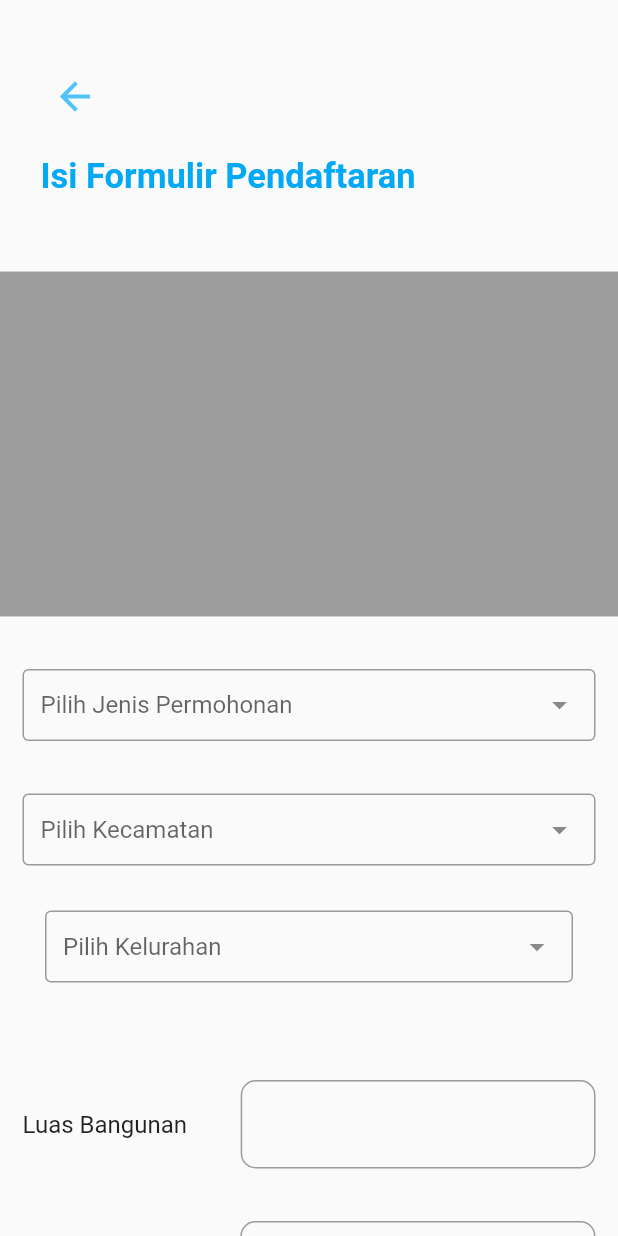
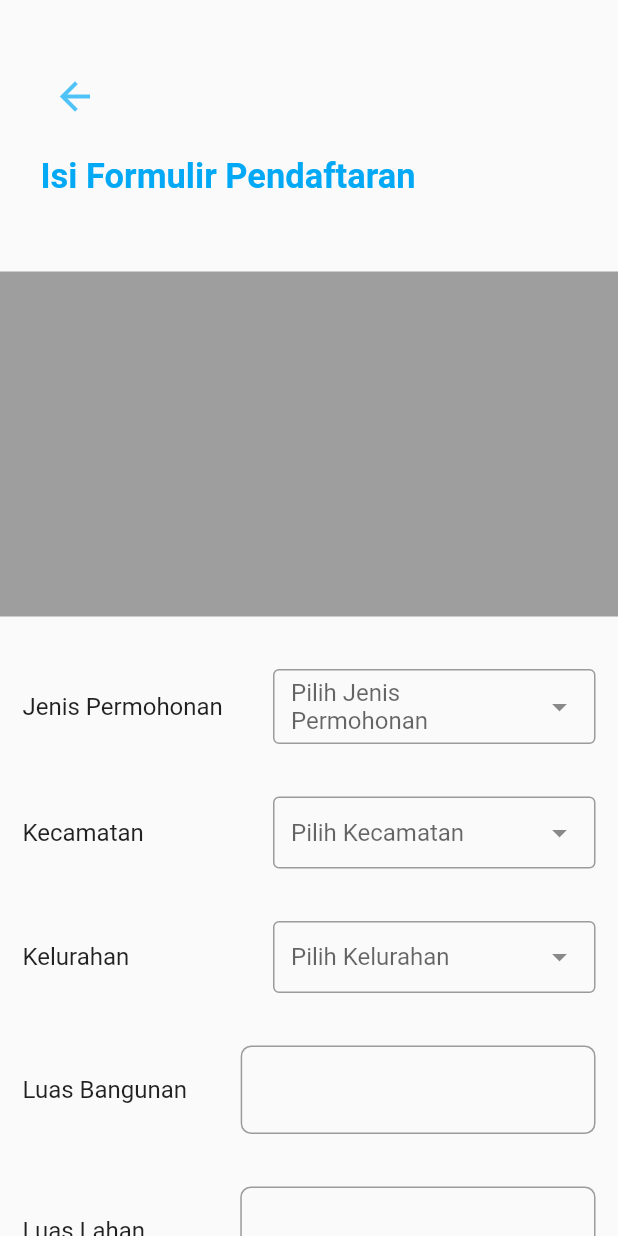
Before and after one commit to dalobarahama/alirandras, a Flutter app: the Form_pendaftaran screen opened directly, on a phone screen of 412 x 824 dp. Run offline on Flutter 3.47's test engine with Material 2 defaults, Android fonts, the phone set to English and light mode, and no system bars; drawn by our look-alikes of dropdown_search; our stand-ins replace google_fonts, persistent_bottom_nav_bar, shared_preferences; accounts and stored records are empty.

Commit message:
Colum and row form pendaftaran + Pop up

```diff
--- a/lib/main.dart
+++ b/lib/main.dart
@@ -3,6 +3,7 @@
 import 'package:flutter/material.dart';
 import 'package:flutter_application_3/screen/cek_status_pengajuan.dart';
 import 'package:flutter_application_3/screen/detail_card_statuspengajuan.dart';
+import 'package:flutter_application_3/screen/form_pendaftaran.dart';
 import 'package:shared_preferences/shared_preferences.dart';
 import 'package:flutter_application_3/screen/splash_screen.dart';
 
--- a/lib/screen/form_pendaftaran.dart
+++ b/lib/screen/form_pendaftaran.dart
@@ -23,12 +23,12 @@ class _Form_pendaftaranState extends State<Form_pendaftaran> {
   ];
   List<String> kelurahan = [
     'kel1',
-    'kel1',
-    'kel1',
-    'kel1',
-    'kel1',
-    'kel1',
-    'kel1',
+    'kel2',
+    'kel3',
+    'kel4',
+    'kel5',
+    'kel6',
+    'kel7',
   ];
   List<String> jenis_permohonan = [
     'Surat Informasi',
@@ -86,13 +86,21 @@ class _Form_pendaftaranState extends State<Form_pendaftaran> {
               ),
             ),
             Padding(
-              padding: const EdgeInsets.only(left: 15, right: 15, top: 35),
+              padding: const EdgeInsets.only(top: 35, left: 15, right: 15),
+              child: Row(
+                mainAxisAlignment: MainAxisAlignment.spaceBetween,
+                children: [
+                  Text("Jenis Permohonan",
+                      style: TextStyle(color: Colors.black87, fontSize: 16)),
+                  Container(
+                    width: 215,
                     child: DropdownSearch<String>(
                       mode: Mode.MENU,
                       showSelectedItems: true,
                       items: jenis_permohonan,
                       // label: "Pilih Jenis Permohonan",
                       hint: "Pilih Jenis Permohonan",
+
                       onChanged: (value) {
                         setState(() {
                           jenisPermohonan = value!;
@@ -100,8 +108,18 @@ class _Form_pendaftaranState extends State<Form_pendaftaran> {
                       },
                     ),
                   ),
+                ],
+              ),
+            ),
             Padding(
-              padding: const EdgeInsets.only(left: 15, right: 15, top: 35),
+              padding: const EdgeInsets.only(top: 35, left: 15, right: 15),
+              child: Row(
+                mainAxisAlignment: MainAxisAlignment.spaceBetween,
+                children: [
+                  Text("Kecamatan",
+                      style: TextStyle(color: Colors.black87, fontSize: 16)),
+                  Container(
+                    width: 215,
                     child: DropdownSearch<String>(
                       mode: Mode.MENU,
                       showSelectedItems: true,
@@ -115,8 +133,18 @@ class _Form_pendaftaranState extends State<Form_pendaftaran> {
                       },
                     ),
                   ),
+                ],
+              ),
+            ),
             Padding(
-              padding: const EdgeInsets.all(30),
+              padding: const EdgeInsets.only(top: 35, left: 15, right: 15),
+              child: Row(
+                mainAxisAlignment: MainAxisAlignment.spaceBetween,
+                children: [
+                  Text("Kelurahan",
+                      style: TextStyle(color: Colors.black87, fontSize: 16)),
+                  Container(
+                    width: 215,
                     child: DropdownSearch<String>(
                       mode: Mode.MENU,
                       showSelectedItems: true,
@@ -130,6 +158,9 @@ class _Form_pendaftaranState extends State<Form_pendaftaran> {
                       },
                     ),
                   ),
+                ],
+              ),
+            ),
             Padding(
               padding: const EdgeInsets.only(left: 15, right: 15, top: 35),
               child: TextField(
@@ -139,7 +170,7 @@ class _Form_pendaftaranState extends State<Form_pendaftaran> {
                     style: TextStyle(color: Colors.black87, fontSize: 16),
                   ),
                   border: OutlineInputBorder(
-                      borderRadius: BorderRadius.circular(10)),
+                      borderRadius: BorderRadius.circular(7)),
                 ),
               ),
             ),
@@ -152,7 +183,7 @@ class _Form_pendaftaranState extends State<Form_pendaftaran> {
                     style: TextStyle(color: Colors.black87, fontSize: 16),
                   ),
                   border: OutlineInputBorder(
-                      borderRadius: BorderRadius.circular(10)),
+                      borderRadius: BorderRadius.circular(7)),
                 ),
               ),
             ),
@@ -165,7 +196,7 @@ class _Form_pendaftaranState extends State<Form_pendaftaran> {
                     style: TextStyle(color: Colors.black87, fontSize: 16),
                   ),
                   border: OutlineInputBorder(
-                      borderRadius: BorderRadius.circular(10)),
+                      borderRadius: BorderRadius.circular(7)),
                 ),
               ),
             ),
@@ -178,7 +209,7 @@ class _Form_pendaftaranState extends State<Form_pendaftaran> {
                     style: TextStyle(color: Colors.black87, fontSize: 16),
                   ),
                   border: OutlineInputBorder(
-                      borderRadius: BorderRadius.circular(10)),
+                      borderRadius: BorderRadius.circular(7)),
                 ),
               ),
             ),
@@ -202,7 +233,7 @@ class _Form_pendaftaranState extends State<Form_pendaftaran> {
                     width: 214,
                     decoration: BoxDecoration(
                         color: Colors.grey,
-                        borderRadius: BorderRadius.circular(8)),
+                        borderRadius: BorderRadius.circular(7)),
                     child: Center(
                         child: Text(
                       'Upload File',
@@ -221,6 +252,7 @@ class _Form_pendaftaranState extends State<Form_pendaftaran> {
                 onTap: () {
                   Navigator.push(context, MaterialPageRoute(builder: (context) {
                     return Scaffold(
+                      backgroundColor: Colors.grey,
                       body: Column(
                         children: [
                           Stack(
@@ -229,9 +261,52 @@ class _Form_pendaftaranState extends State<Form_pendaftaran> {
                                 padding: const EdgeInsets.only(
                                     left: 40, right: 40, top: 200),
                                 child: Container(
-                                  color: Colors.amber,
-                                  height: 200,
+                                  height: 230,
                                   width: double.infinity,
+                                  decoration: BoxDecoration(
+                                      color: Colors.white,
+                                      borderRadius: BorderRadius.circular(10)),
+                                  child: Padding(
+                                    padding: const EdgeInsets.only(top: 90),
+                                    child: Column(
+                                      children: [
+                                        Text(
+                                          'Submit Berhasil!',
+                                          style: TextStyle(
+                                              fontSize: 22, color: Colors.grey),
+                                        ),
+                                        Padding(
+                                          padding: const EdgeInsets.only(
+                                              left: 32, right: 27, top: 30),
+                                          child: InkWell(
+                                            onTap: () {
+                                              Navigator.pushReplacement(context,
+                                                  MaterialPageRoute(
+                                                      builder: (context) {
+                                                return Home();
+                                              }));
+                                            },
+                                            child: Container(
+                                              height: 50,
+                                              width: double.infinity,
+                                              decoration: BoxDecoration(
+                                                  color: Colors.green,
+                                                  borderRadius:
+                                                      BorderRadius.circular(5)),
+                                              child: Center(
+                                                child: Text(
+                                                  'Kembali',
+                                                  style: TextStyle(
+                                                      color: Colors.white,
+                                                      fontSize: 22),
+                                                ),
+                                              ),
+                                            ),
+                                          ),
+                                        ),
+                                      ],
+                                    ),
+                                  ),
                                 ),
                               ),
                               Positioned(
@@ -243,6 +318,11 @@ class _Form_pendaftaranState extends State<Form_pendaftaran> {
                                         color: Colors.green,
                                         borderRadius:
                                             BorderRadius.circular(50)),
+                                    child: Icon(
+                                      Icons.done,
+                                      size: 70,
+                                      color: Colors.white,
+                                    ),
                                   ),
                                 ),
                                 top: 170,
```
Lines whose indentation alone changed are shown as unchanged.
